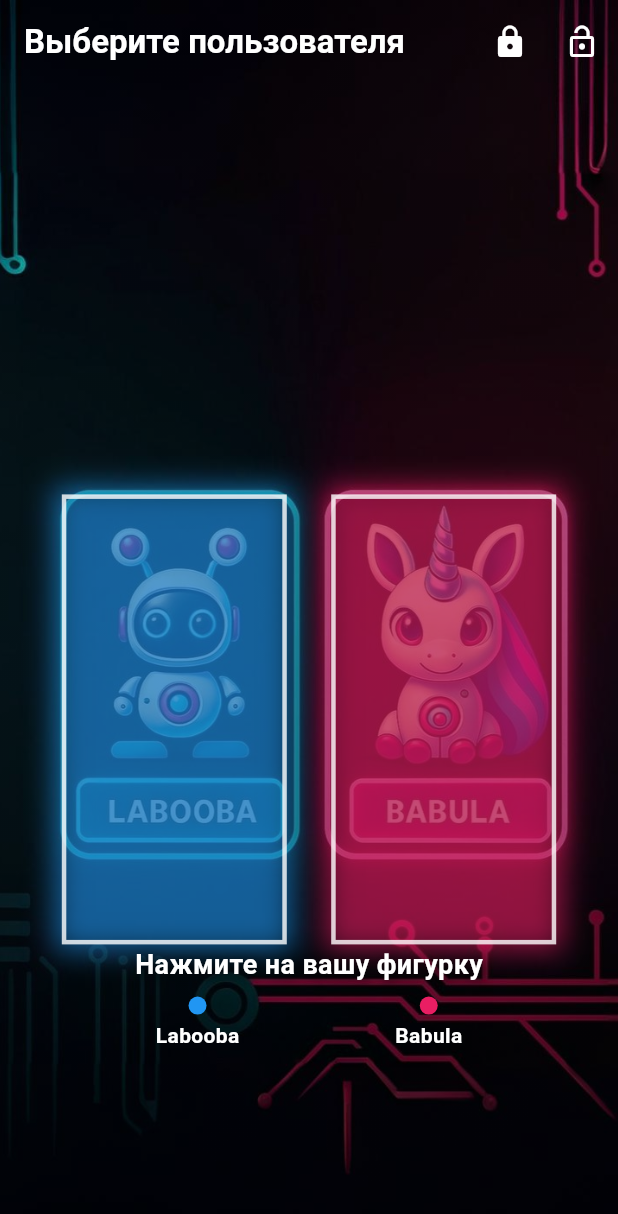
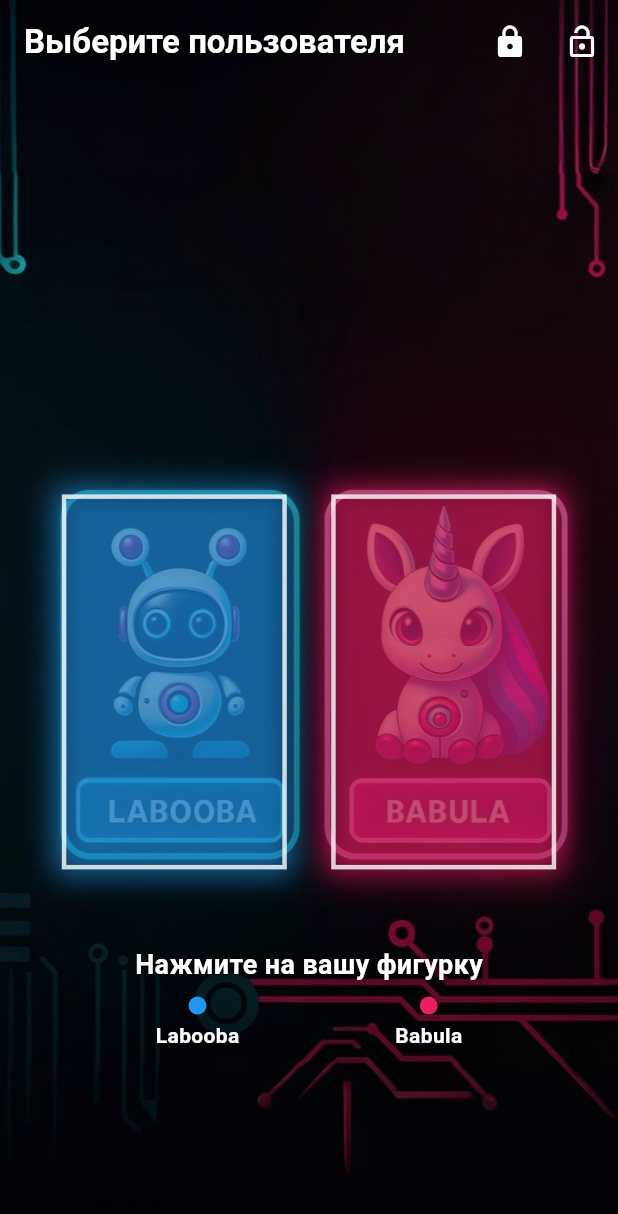
Before and after one commit to crazynoob1566/my-chat-app, a Flutter app: the UserSelectionScreen screen opened directly, on a phone screen of 412 x 824 dp. Shown: the top 1214 px of the screen. Run offline on Flutter 3.47's test engine with Material 3 defaults, Android fonts, the light colour scheme and no system bars; our stand-ins replace cached_network_image, flutter_local_notifications, image_gallery_saver, image_picker, permission_handler, photo_view and 3 more; accounts and stored records are empty.

Commit message:
Обновление

```diff
--- a/lib/main.dart
+++ b/lib/main.dart
@@ -1063,7 +1063,7 @@ class _UserSelectionScreenState extends State<UserSelectionScreen> {
               },
               child: Container(
                 width: 150,
-                height: 300,
+                height: 250,
                 decoration: BoxDecoration(
                   shape: BoxShape.rectangle,
                   border: Border.all(
@@ -1105,7 +1105,7 @@ class _UserSelectionScreenState extends State<UserSelectionScreen> {
               },
               child: Container(
                 width: 150,
-                height: 300,
+                height: 250,
                 decoration: BoxDecoration(
                   shape: BoxShape.rectangle,
                   border: Border.all(
```
